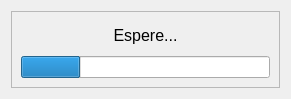
Before: the Qt Designer form src/puerto/guiEspere.ui in marcelo21/controlSoldadura-pc, drawn with Qt 5.
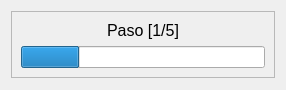
After: the same form once the commit is applied. Icons and pictures are not drawn.

What changed in the file:
```diff
--- a/src/puerto/guiEspere.ui
+++ b/src/puerto/guiEspere.ui
@@ -9,20 +9,20 @@
    <rect>
     <x>0</x>
     <y>0</y>
-    <width>291</width>
-    <height>99</height>
+    <width>286</width>
+    <height>90</height>
    </rect>
   </property>
   <property name="minimumSize">
    <size>
-    <width>291</width>
-    <height>99</height>
+    <width>0</width>
+    <height>0</height>
    </size>
   </property>
   <property name="maximumSize">
    <size>
-    <width>291</width>
-    <height>99</height>
+    <width>16777215</width>
+    <height>16777215</height>
    </size>
   </property>
   <property name="windowTitle">
@@ -72,7 +72,7 @@
          </font>
         </property>
         <property name="text">
-         <string>Espere...</string>
+         <string>Paso [1/5]</string>
         </property>
         <property name="alignment">
          <set>Qt::AlignCenter</set>
@@ -82,6 +82,19 @@
      </layout>
     </widget>
    </item>
+   <item>
+    <spacer name="verticalSpacer">
+     <property name="orientation">
+      <enum>Qt::Vertical</enum>
+     </property>
+     <property name="sizeHint" stdset="0">
+      <size>
+       <width>20</width>
+       <height>40</height>
+      </size>
+     </property>
+    </spacer>
+   </item>
   </layout>
  </widget>
  <resources/>
```
Left out of the diff: 2 changed lines with no effect on the pictures.
